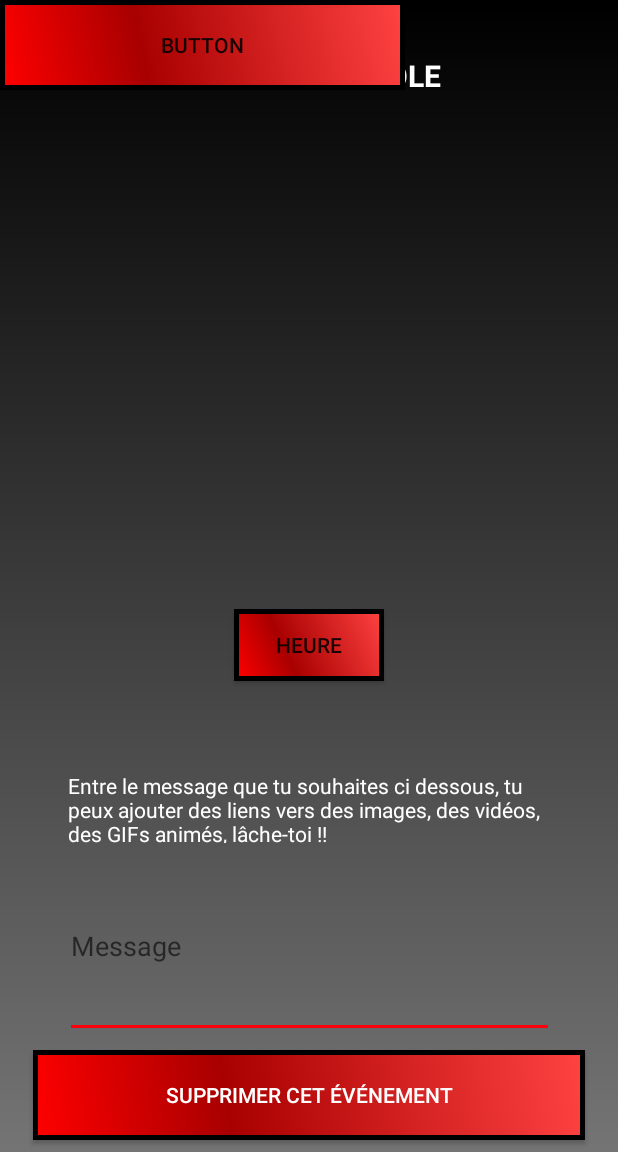
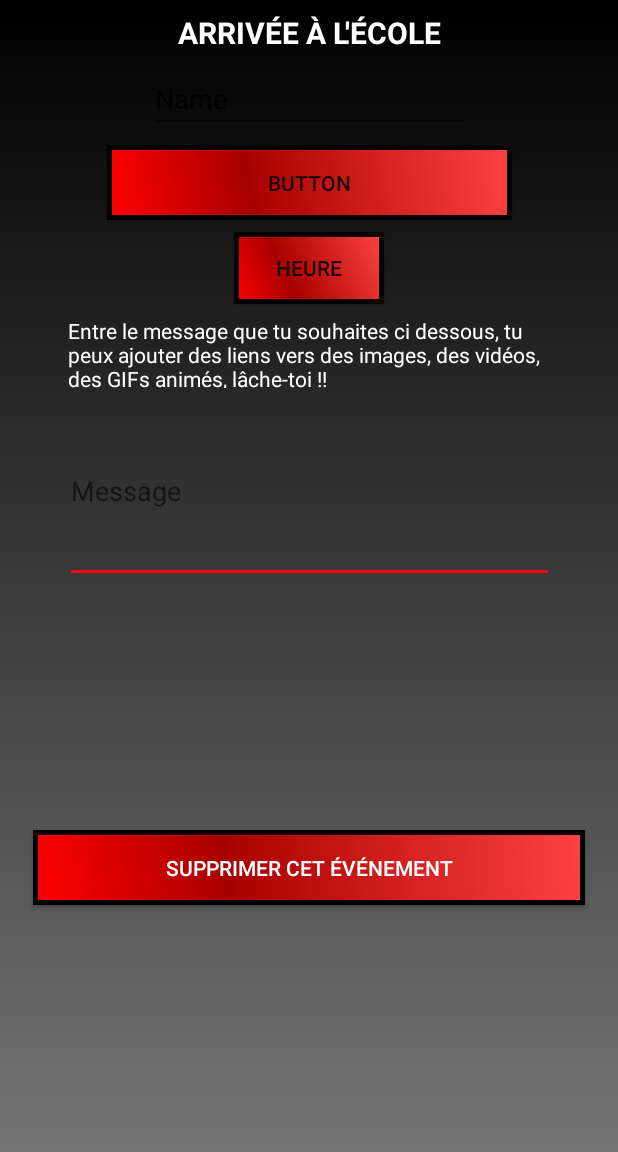
Before and after one commit to kerunix/Materless, an Android app: the screen it shows after launch (MessageSettingActivity), after a tap on "SUPPRIMER CET ÉVÉNEMENT", on a phone screen of 412 x 824 dp, the part 84-1236 px from its top. Run offline under Robolectric (Android 15) with nearby library versions, the phone set to English and light mode, and no system bars; our stand-ins replace Firebase (no records; nobody signed in at launch, a user with empty details on screens opened directly).

```diff
--- a/app/build.gradle
+++ b/app/build.gradle
@@ -31,4 +31,5 @@ dependencies {
 }
 
 
+
 apply plugin: 'com.google.gms.google-services'
--- a/app/src/main/AndroidManifest.xml
+++ b/app/src/main/AndroidManifest.xml
@@ -17,7 +17,8 @@
         </activity>
         <activity android:name=".SettingsActivity" />
         <activity android:name=".MessageListActivity" />
-        <activity android:name=".MainActivity"></activity>
+        <activity android:name=".MainActivity" />
+        <activity android:name=".ActivityMessageDetails"></activity>
     </application>
 
 </manifest>
--- a/app/src/main/java/matterless/fr/wcs/matterless/Message.java
+++ b/app/src/main/java/matterless/fr/wcs/matterless/Message.java
@@ -9,13 +9,15 @@ import java.util.List;
 
 public class Message {
 
+    private String mName;
     private ArrayList<String> mDays;
     private int mTimeMinute;
     private int mTimeHour;
     private String mMessageContent;
 
-    public Message (ArrayList<String> days, int timeMinute, int timeHour, String messageContent) {
+    public Message (String name, ArrayList<String> days, int timeMinute, int timeHour, String messageContent) {
 
+        mName = name;
         mDays = days;
         mTimeMinute = timeMinute;
         mTimeHour = timeHour;
@@ -41,4 +43,9 @@ public class Message {
 
         return mMessageContent;
     }
+
+    public String getName() {
+
+        return mName;
+    }
 }
--- a/app/src/main/java/matterless/fr/wcs/matterless/MessageSettingActivity.java
+++ b/app/src/main/java/matterless/fr/wcs/matterless/MessageSettingActivity.java
@@ -25,10 +25,13 @@ public class MessageSettingActivity extends AppCompatActivity {
     private Button buttonTimePicker;
     private Button buttonSelectDay;
     private Button buttonCreateEvent;
+    private EditText mMessageName;
     private EditText mMessageContent;
+
     private ArrayList<String> finalDays = new ArrayList<>();
     private int timeMinute;
     private int timeHour;
+
     private FirebaseDatabase database;
     private DatabaseReference mRef;
 
@@ -45,6 +48,7 @@ public class MessageSettingActivity extends AppCompatActivity {
         buttonSelectDay = (Button) findViewById(R.id.buttonSelectDay);
         buttonCreateEvent =(Button) findViewById(R.id.buttonCreateEvent);
 
+        mMessageName = (EditText) findViewById(R.id.editTextMessageName);
         mMessageContent = (EditText) findViewById(R.id.editTextMessageContent);
 
         mDayList = getResources().getStringArray(R.array.daysOfWeekArray);
@@ -67,6 +71,11 @@ public class MessageSettingActivity extends AppCompatActivity {
                         if (isChecked) {
                             finalDays.add(mDayList[which]);
                             Toast.makeText(MessageSettingActivity.this, "activé", Toast.LENGTH_SHORT).show();
+                        }
+
+                        else if (!isChecked) {
+                            finalDays.remove(mDayList[which]);
+                            Toast.makeText(MessageSettingActivity.this, "enlevé", Toast.LENGTH_SHORT).show();
                         }
 
                     }
@@ -115,7 +124,7 @@ public class MessageSettingActivity extends AppCompatActivity {
             @Override
             public void onClick(View v) {
 
-                Message message = new Message(finalDays, timeMinute, timeHour, mMessageContent.getText().toString());
+                Message message = new Message(mMessageName.getText().toString(), finalDays, timeMinute, timeHour, mMessageContent.getText().toString());
                 mRef.push().setValue(message);
             }
         });
--- a/app/src/main/res/drawable/buttonshape.xml
+++ b/app/src/main/res/drawable/buttonshape.xml
@@ -26,7 +26,7 @@
                 android:type="linear" />
             <size
                 android:width="270dp"
-                android:height="60dp" />
+                android:height="50dp" />
             <stroke
                 android:width="3dp"
                 android:color="#000000" />
--- a/app/src/main/res/layout/activity_message_setting.xml
+++ b/app/src/main/res/layout/activity_message_setting.xml
@@ -23,15 +23,12 @@
         android:textStyle="bold"
         android:layout_marginStart="8dp"
         android:layout_marginEnd="8dp"
+        app:layout_constraintTop_toTopOf="parent"
+        android:layout_marginTop="8dp"
         android:layout_marginLeft="8dp"
         app:layout_constraintLeft_toLeftOf="parent"
         android:layout_marginRight="8dp"
-        app:layout_constraintRight_toRightOf="parent"
-        app:layout_constraintBottom_toBottomOf="parent"
-        android:layout_marginBottom="8dp"
-        app:layout_constraintTop_toTopOf="parent"
-        android:layout_marginTop="8dp"
-        app:layout_constraintVertical_bias="0.04" />
+        app:layout_constraintRight_toRightOf="parent" />
 
     <EditText
         android:id="@+id/editTextMessageContent"
@@ -47,8 +44,8 @@
         app:layout_constraintLeft_toLeftOf="parent"
         android:layout_marginRight="8dp"
         app:layout_constraintRight_toRightOf="parent"
-        android:layout_marginBottom="8dp"
-        app:layout_constraintBottom_toTopOf="@+id/buttonCreateEvent" />
+        android:layout_marginTop="8dp"
+        app:layout_constraintTop_toBottomOf="@+id/textViewMesageContentDescription" />
 
     <Button
         android:id="@+id/buttonCreateEvent"
@@ -59,10 +56,12 @@
         android:background="@drawable/buttonshape"
         app:layout_constraintBottom_toBottomOf="parent"
         android:layout_marginBottom="8dp"
+        android:layout_marginLeft="8dp"
+        app:layout_constraintLeft_toLeftOf="parent"
         android:layout_marginRight="8dp"
         app:layout_constraintRight_toRightOf="parent"
-        android:layout_marginLeft="8dp"
-        app:layout_constraintLeft_toLeftOf="parent" />
+        android:layout_marginTop="8dp"
+        app:layout_constraintTop_toBottomOf="@+id/editTextMessageContent" />
 
     <TextView
         android:id="@+id/textViewMesageContentDescription"
@@ -76,8 +75,8 @@
         app:layout_constraintLeft_toLeftOf="parent"
         android:layout_marginRight="8dp"
         app:layout_constraintRight_toRightOf="parent"
-        android:layout_marginBottom="8dp"
-        app:layout_constraintBottom_toTopOf="@+id/editTextMessageContent" />
+        android:layout_marginTop="8dp"
+        app:layout_constraintTop_toBottomOf="@+id/buttonTimePicker" />
 
     <Button
         android:id="@+id/buttonTimePicker"
@@ -85,12 +84,12 @@
         android:layout_height="wrap_content"
         android:text="@string/buttonTimePickerText"
         android:background="@drawable/spinner_item_shape"
+        android:layout_marginTop="8dp"
+        app:layout_constraintTop_toBottomOf="@+id/buttonSelectDay"
         android:layout_marginLeft="8dp"
         app:layout_constraintLeft_toLeftOf="parent"
         android:layout_marginRight="8dp"
-        app:layout_constraintRight_toRightOf="parent"
-        android:layout_marginBottom="60dp"
-        app:layout_constraintBottom_toTopOf="@+id/textViewMesageContentDescription" />
+        app:layout_constraintRight_toRightOf="parent" />
 
     <Button
         android:id="@+id/buttonSelectDay"
@@ -98,7 +97,25 @@
         android:layout_height="wrap_content"
         android:background="@drawable/buttonshape"
         android:text="Button"
-        tools:layout_editor_absoluteX="147dp"
-        tools:layout_editor_absoluteY="78dp" />
+        android:layout_marginLeft="8dp"
+        app:layout_constraintLeft_toLeftOf="parent"
+        android:layout_marginRight="8dp"
+        app:layout_constraintRight_toRightOf="parent"
+        android:layout_marginTop="8dp"
+        app:layout_constraintTop_toBottomOf="@+id/editTextMessageName" />
+
+    <EditText
+        android:id="@+id/editTextMessageName"
+        android:layout_width="wrap_content"
+        android:layout_height="wrap_content"
+        android:ems="10"
+        android:inputType="textPersonName"
+        android:text="Name"
+        android:layout_marginTop="8dp"
+        app:layout_constraintTop_toBottomOf="@+id/textViewMyEventsSettings"
+        android:layout_marginLeft="8dp"
+        app:layout_constraintLeft_toLeftOf="parent"
+        android:layout_marginRight="8dp"
+        app:layout_constraintRight_toRightOf="parent" />
 
 </android.support.constraint.ConstraintLayout>
```
Also changed, not shown: app/src/main/java/matterless/fr/wcs/matterless/ActivityMessageDetails.java (added, +13 -0 lines), app/src/main/java/matterless/fr/wcs/matterless/CustomListAdapter.java (added, +27 -0 lines), app/src/main/java/matterless/fr/wcs/matterless/FirebaseListAdapter.java (added, +175 -0 lines), app/src/main/java/matterless/fr/wcs/matterless/MessageListActivity.java (+22 -0 lines), app/src/main/res/layout/activity_message_details.xml (added, +87 -0 lines), app/src/main/res/layout/activity_message_list.xml (+15 -15 lines), app/src/main/res/layout/message_list_item.xml (added, +11 -0 lines), app/src/main/res/values/strings.xml (line endings or trailing spaces).
